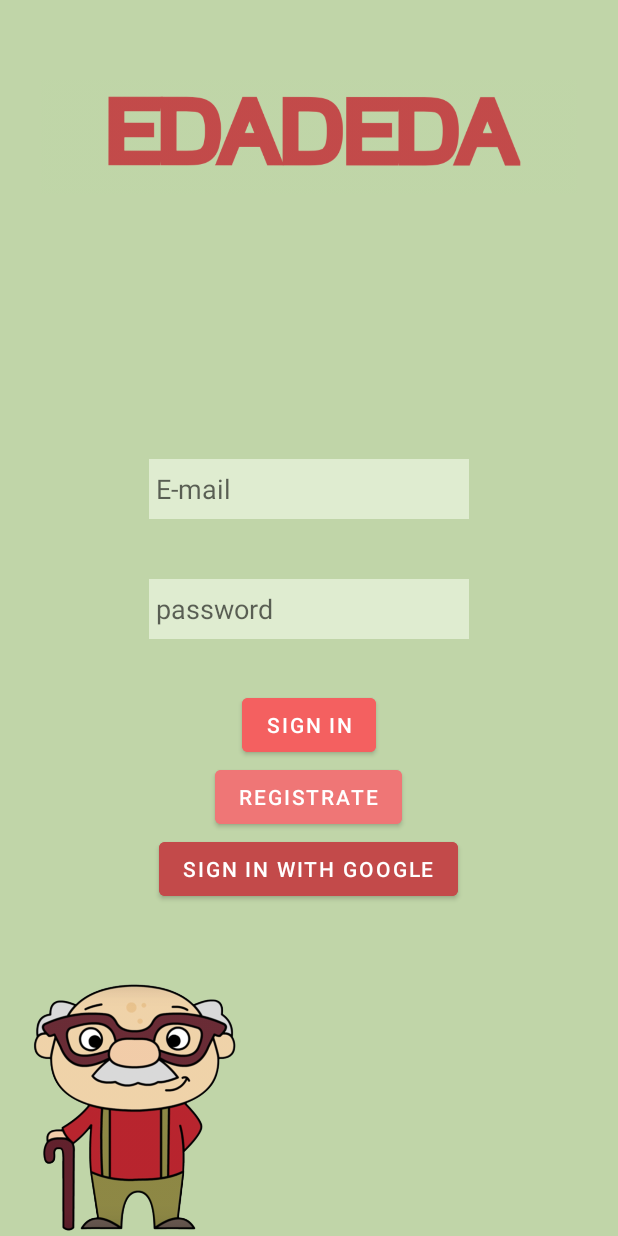
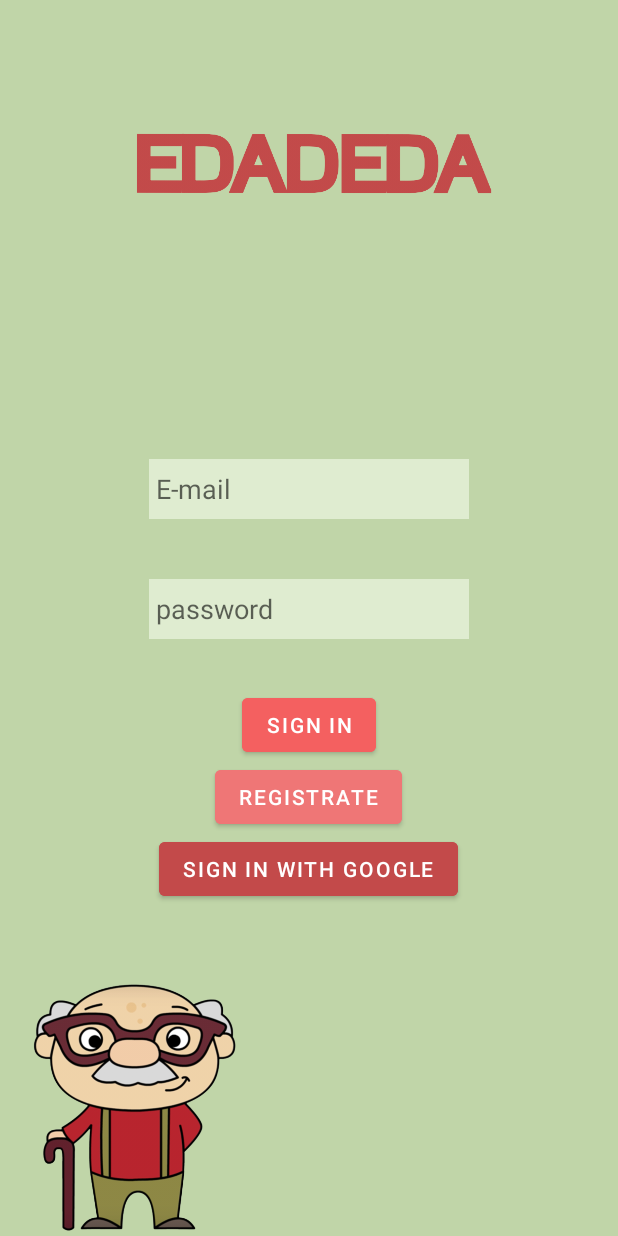
Before and after one commit to KipelovM/edadeda, an Android app: the screen it shows after launch (MainActivity), on a phone screen of 412 x 824 dp. Run offline under Robolectric (Android 15) with nearby library versions, the phone set to English and light mode, and no system bars; our stand-ins replace Firebase (no records; nobody signed in at launch, a user with empty details on screens opened directly), Picasso.

Commit message:
disign patch

```diff
--- a/app/src/main/res/layout/activity_main.xml
+++ b/app/src/main/res/layout/activity_main.xml
@@ -3,7 +3,8 @@
     xmlns:app="http://schemas.android.com/apk/res-auto"
     xmlns:tools="http://schemas.android.com/tools"
     android:layout_width="match_parent"
-    android:layout_height="match_parent">
+    android:layout_height="match_parent"
+    android:background="#EF7676">
 
     <FrameLayout
         android:id="@+id/mainFrm"
--- a/app/src/main/res/layout/fragment_auth.xml
+++ b/app/src/main/res/layout/fragment_auth.xml
@@ -110,13 +110,13 @@
             app:layout_constraintTop_toBottomOf="@+id/linearLayout" />
 
         <ImageView
-            android:id="@+id/imageView8"
-            android:layout_width="357dp"
-            android:layout_height="120dp"
-            android:layout_marginStart="27dp"
-            android:layout_marginEnd="27dp"
-            android:layout_marginBottom="24dp"
-            android:src="@drawable/edda"
+            android:id="@+id/imageView5"
+            android:layout_width="307dp"
+            android:layout_height="79dp"
+            android:layout_marginStart="52dp"
+            android:layout_marginTop="17dp"
+            android:layout_marginEnd="52dp"
+            android:src="@drawable/eddddd"
             app:layout_constraintBottom_toTopOf="@+id/imageView3"
             app:layout_constraintEnd_toEndOf="parent"
             app:layout_constraintStart_toStartOf="parent"
--- a/app/src/main/res/values/my_colors.xml
+++ b/app/src/main/res/values/my_colors.xml
@@ -2,4 +2,6 @@
 <resources>
     <color name="main_background">#FFE4E1</color>
     <color name="add_recipe">#BC8F8F</color>
+    <color name="acba">#EF7676</color>
+    <color name="acbaVerh">#ED5252</color>
 </resources>
--- a/app/src/main/res/values/themes.xml
+++ b/app/src/main/res/values/themes.xml
@@ -1,9 +1,9 @@
 <resources xmlns:tools="http://schemas.android.com/tools">
     <!-- Base application theme. -->
-    <style name="Theme.Edadeda" parent="Theme.MaterialComponents.DayNight.NoActionBar">
+    <style name="Theme.Edadeda" parent="Theme.MaterialComponents.DayNight.DarkActionBar">
         <!-- Primary brand color. -->
-        <item name="colorPrimary">@color/purple_500</item>
-        <item name="colorPrimaryVariant">@color/purple_700</item>
+        <item name="colorPrimary">@color/acba</item>
+        <item name="colorPrimaryVariant">@color/acbaVerh</item>
         <item name="colorOnPrimary">@color/white</item>
         <!-- Secondary brand color. -->
         <item name="colorSecondary">@color/teal_200</item>
```
Also changed, not shown: app/src/main/res/layout/fragment_all_receptes.xml (+5 -6 lines), app/src/main/res/layout/fragment_recept_view.xml (+7 -2 lines), app/src/main/res/layout/recept_item.xml (+61 -37 lines), app/src/main/res/drawable-hdpi/eddddd.png (added), app/src/main/res/drawable-hdpi/op.jpg (added), 2 other files.
